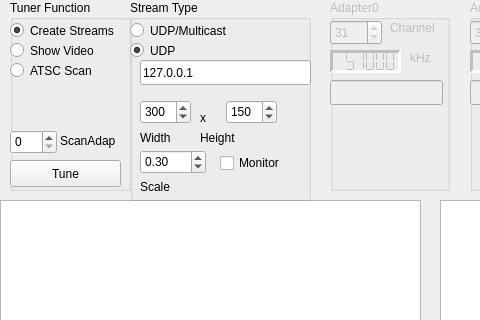
Above: tts.ui from andyinyakima/ttstreamer before the change; both pictures show x 0 to 480 and y 0 to 320 of the 867 by 423 pixel window. Below: the same form after it.
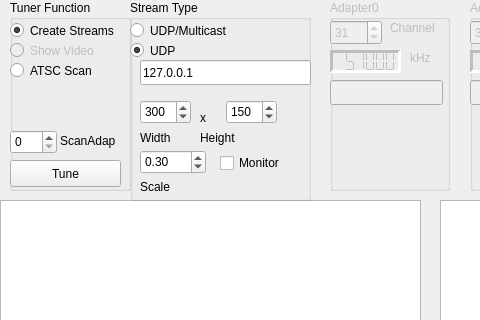
That is the form after the change. Icons and pictures are not drawn.

```diff
--- a/tts.ui
+++ b/tts.ui
@@ -53,6 +53,9 @@
      </property>
     </widget>
     <widget class="QRadioButton" name="showStreamradioButt">
+     <property name="enabled">
+      <bool>false</bool>
+     </property>
      <property name="geometry">
       <rect>
        <x>0</x>
```
